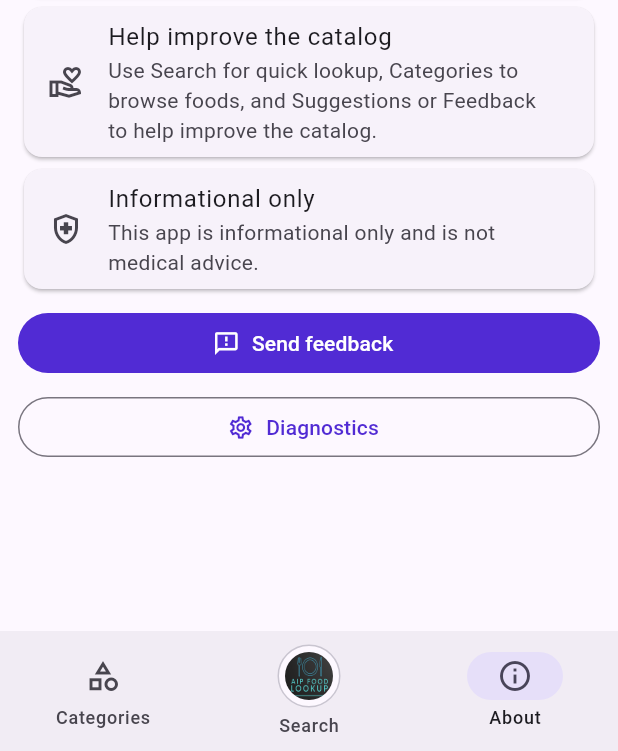
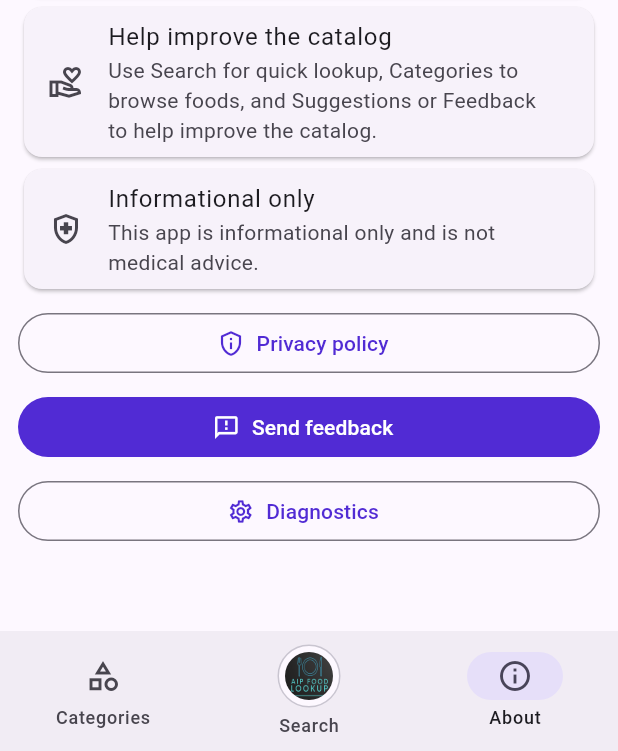
Before and after one commit to CalypsoSys/aip_food_lookup, a Flutter app: the screen it shows after launch, item 3 of the bottom bar chosen, on a phone screen of 412 x 824 dp, the part 485-1236 px from its top. Run offline on Flutter 3.47's test engine with Material 3 defaults, Android fonts, the phone set to English and light mode, and no system bars; our stand-ins replace google_mobile_ads; network calls fail.

Commit message:
feat: make Flutter client iOS-aware

```diff
--- a/flutter-app/lib/ads/ad_banner.dart
+++ b/flutter-app/lib/ads/ad_banner.dart
@@ -7,11 +7,11 @@ class SearchAdBanner extends StatefulWidget {
   const SearchAdBanner({
     super.key,
     this.adsEnabled = AppConfig.adsEnabled,
-    this.adUnitId = AppConfig.adMobBannerAdUnitId,
+    this.adUnitId,
   });
 
   final bool adsEnabled;
-  final String adUnitId;
+  final String? adUnitId;
 
   @override
   State<SearchAdBanner> createState() => _SearchAdBannerState();
@@ -58,7 +58,7 @@ class _SearchAdBannerState extends State<SearchAdBanner> {
   }
 
   void _loadAd() {
-    final adUnitId = widget.adUnitId.trim();
+    final adUnitId = (widget.adUnitId ?? AppConfig.adMobBannerAdUnitId).trim();
     if (!widget.adsEnabled || adUnitId.isEmpty) {
       return;
     }
--- a/flutter-app/lib/app/config.dart
+++ b/flutter-app/lib/app/config.dart
@@ -1,7 +1,9 @@
+import 'package:flutter/foundation.dart';
+
 class AppConfig {
   const AppConfig({
     required this.backendBaseUrl,
-    this.clientName = clientNameFromDefine,
+    this.clientName,
     this.appVersion = appVersionFromDefine,
   });
 
@@ -14,7 +16,7 @@ class AppConfig {
 
   static const clientNameFromDefine = String.fromEnvironment(
     'AIP_CLIENT_NAME',
-    defaultValue: 'android',
+    defaultValue: '',
   );
 
   static const appVersionFromDefine = String.fromEnvironment(
@@ -27,21 +29,48 @@ class AppConfig {
     defaultValue: true,
   );
 
-  static const adMobBannerAdUnitId = String.fromEnvironment(
+  static const adMobBannerAdUnitIdFromDefine = String.fromEnvironment(
     'AIP_ADMOB_BANNER_AD_UNIT_ID',
-    defaultValue: 'ca-app-pub-3940256099942544/6300978111',
+    defaultValue: '',
   );
 
-  static const dev = AppConfig(backendBaseUrl: backendUrlFromDefine);
+  static const androidAdMobBannerAdUnitId =
+      'ca-app-pub-3940256099942544/6300978111';
+  static const iosAdMobBannerAdUnitId =
+      'ca-app-pub-3940256099942544/2934735716';
+
+  static const privacyPolicyUrl =
+      'https://hashimojoe.com/privacy/aip-food-lookup';
+
+  static const dev = AppConfig(
+    backendBaseUrl: backendUrlFromDefine,
+    clientName: clientNameFromDefine == '' ? null : clientNameFromDefine,
+  );
 
   final String backendBaseUrl;
-  final String clientName;
+  final String? clientName;
   final String appVersion;
+
+  static String clientNameForPlatform(TargetPlatform platform) {
+    return platform == TargetPlatform.iOS ? 'ios' : 'android';
+  }
+
+  static String get adMobBannerAdUnitId {
+    if (adMobBannerAdUnitIdFromDefine.trim().isNotEmpty) {
+      return adMobBannerAdUnitIdFromDefine;
+    }
+
+    return defaultTargetPlatform == TargetPlatform.iOS
+        ? iosAdMobBannerAdUnitId
+        : androidAdMobBannerAdUnitId;
+  }
 
   Map<String, String> get publicHeaders {
     final headers = <String, String>{};
-    if (clientName.trim().isNotEmpty) {
-      headers['X-AIP-Client'] = clientName.trim();
+    final resolvedClientName =
+        clientName?.trim() ?? clientNameForPlatform(defaultTargetPlatform);
+    if (resolvedClientName.isNotEmpty) {
+      headers['X-AIP-Client'] = resolvedClientName;
     }
     if (appVersion.trim().isNotEmpty) {
       headers['X-AIP-App-Version'] = appVersion.trim();
--- a/flutter-app/lib/features/about/presentation/about_screen.dart
+++ b/flutter-app/lib/features/about/presentation/about_screen.dart
@@ -1,5 +1,7 @@
 import 'package:flutter/material.dart';
+import 'package:url_launcher/url_launcher.dart';
 
+import '../../../app/config.dart';
 import '../../../features/diagnostics/presentation/diagnostics_screen.dart';
 import '../../../features/feedback/presentation/feedback_screen.dart';
 import '../../../widgets/asset_header.dart';
@@ -46,6 +48,24 @@ class AboutScreen extends StatelessWidget {
               icon: Icons.health_and_safety_outlined,
             ),
             const SizedBox(height: 8),
+            OutlinedButton.icon(
+              onPressed: () async {
+                final launched = await launchUrl(
+                  Uri.parse(AppConfig.privacyPolicyUrl),
+                  mode: LaunchMode.externalApplication,
+                );
+                if (!launched && context.mounted) {
+                  ScaffoldMessenger.of(context).showSnackBar(
+                    const SnackBar(
+                      content: Text('Could not open the privacy policy.'),
+                    ),
+                  );
+                }
+              },
+              icon: const Icon(Icons.privacy_tip_outlined),
+              label: const Text('Privacy policy'),
+            ),
+            const SizedBox(height: 8),
             FilledButton.icon(
               onPressed: () {
                 Navigator.of(context).push(
--- a/flutter-app/lib/features/diagnostics/presentation/diagnostics_screen.dart
+++ b/flutter-app/lib/features/diagnostics/presentation/diagnostics_screen.dart
@@ -45,8 +45,9 @@ class _DiagnosticsScreenState extends State<DiagnosticsScreen> {
                 StatusCard(
                   title: 'Platform',
                   subtitle: defaultTargetPlatform.name,
-                  icon: Icons.phone_android,
+                  icon: Icons.devices_other_outlined,
                 ),
+                if (defaultTargetPlatform == TargetPlatform.android)
                   const StatusCard(
                     title: 'Android URL tip',
                     subtitle:
--- a/flutter-app/lib/main.dart
+++ b/flutter-app/lib/main.dart
@@ -3,6 +3,7 @@ import 'package:flutter/services.dart';
 import 'package:google_mobile_ads/google_mobile_ads.dart';
 
 import 'app/app.dart';
+import 'app/config.dart';
 
 Future<void> main() async {
   WidgetsFlutterBinding.ensureInitialized();
@@ -16,6 +17,8 @@ Future<void> main() async {
       systemNavigationBarIconBrightness: Brightness.dark,
     ),
   );
-  MobileAds.instance.initialize();
+  if (AppConfig.adsEnabled) {
+    await MobileAds.instance.initialize();
+  }
   runApp(const AipFoodLookupApp());
 }
--- a/flutter-app/pubspec.yaml
+++ b/flutter-app/pubspec.yaml
@@ -10,6 +10,7 @@ dependencies:
   flutter:
     sdk: flutter
   google_mobile_ads: ^8.0.0
+  url_launcher: ^6.3.2
 
 dev_dependencies:
   fake_async: ^1.3.3
```
Also changed, not shown: flutter-app/pubspec.lock, 3 other files. Lines whose indentation alone changed are shown as unchanged.
